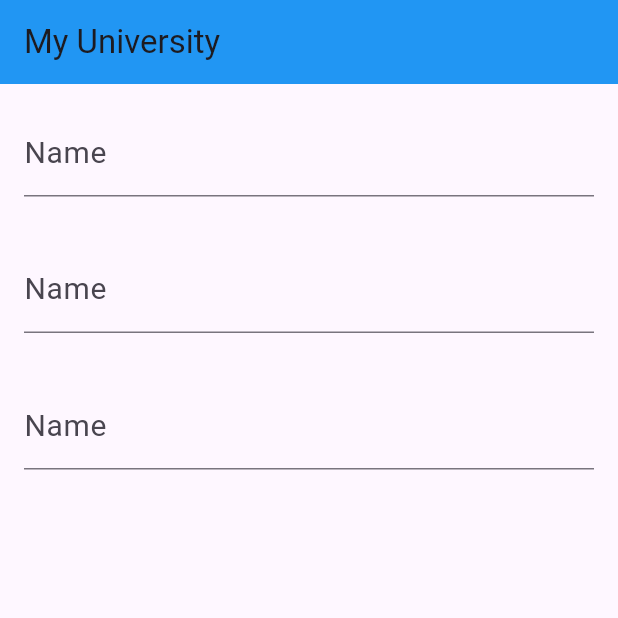
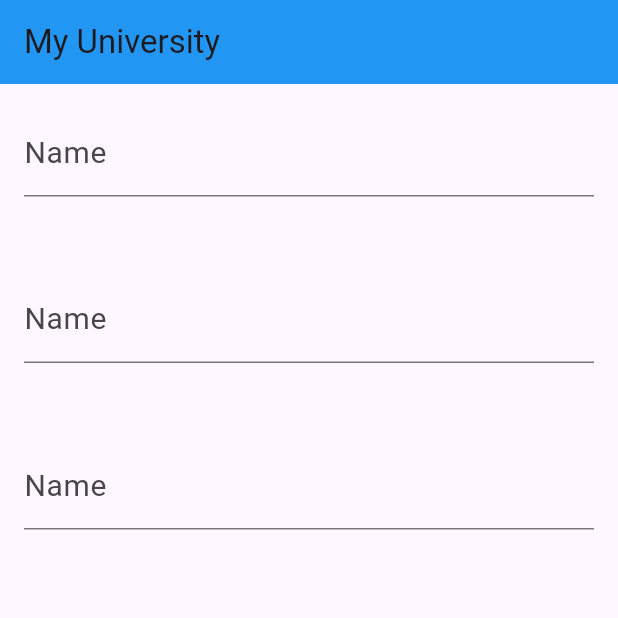
Before and after one commit to ArifHossain123/my_university, a Flutter app: the screen it shows after launch, on a phone screen of 412 x 824 dp, the top half of it. Run offline on Flutter 3.47's test engine with Material 3 defaults, Android fonts, the light colour scheme and no system bars.

Commit message:
TextField

```diff
--- a/lib/text_field.dart
+++ b/lib/text_field.dart
@@ -26,8 +26,9 @@ class StudentTextField extends StatelessWidget {
             onChanged: (String name) {},
           ),
         ),
+      const SizedBox(height: 20,),
+      ],
 
-      ],
     );
   }
 }
```
